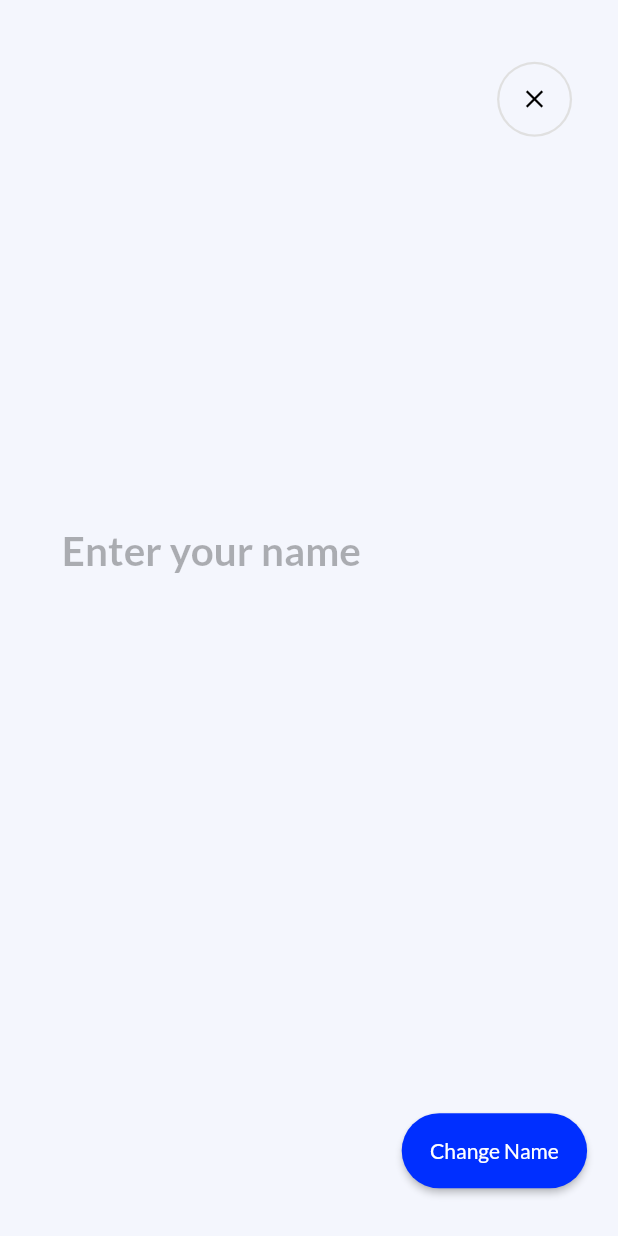
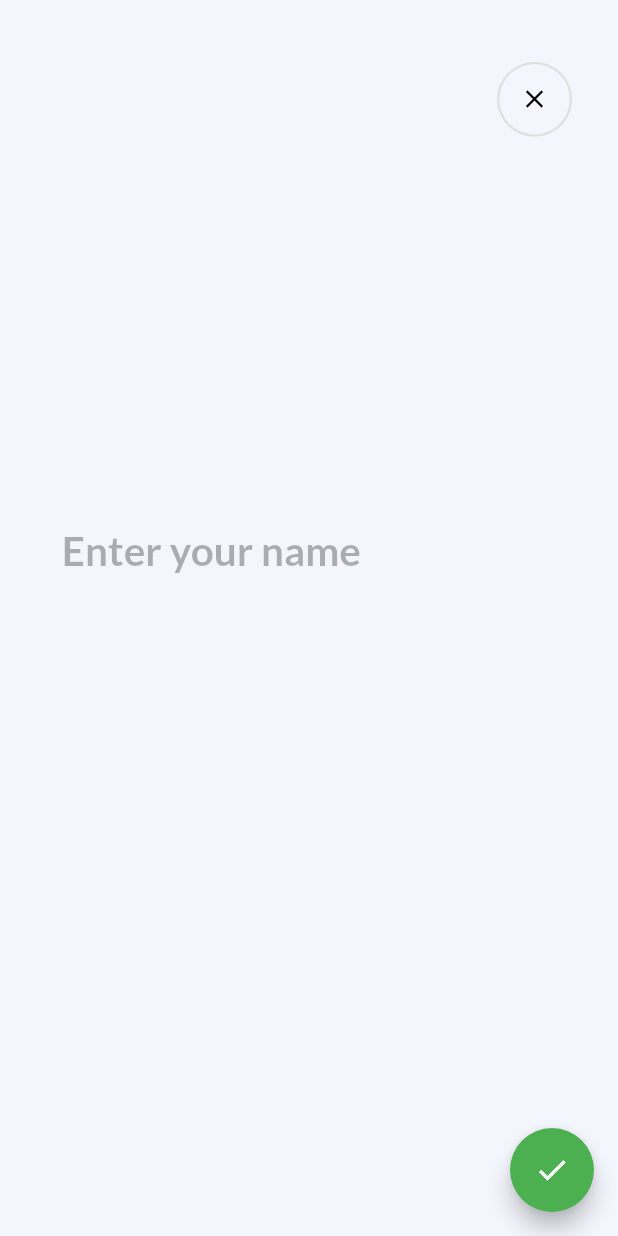
Before and after one commit to ProgRub/ProjetoSTI, a Flutter app: the InputScreen screen opened directly, on a phone screen of 412 x 824 dp. Run offline on Flutter 3.47's test engine with Material 2 defaults, Android fonts, the phone set to English and light mode, and no system bars; our stand-ins replace device_preview, font_awesome_flutter, google_fonts, image_picker, like_button, simple_animations and 1 more; missing offline and left inert: bubble_chart.

Commit message:
Correções

```diff
--- a/projeto_sti/lib/components/inputScreen.dart
+++ b/projeto_sti/lib/components/inputScreen.dart
@@ -1,5 +1,4 @@
 import 'package:flutter/material.dart';
-import 'package:google_fonts/google_fonts.dart';
 import 'package:projeto_sti/animation/fadeAnimation.dart';
 import 'package:projeto_sti/components/inputForm.dart';
 import 'package:projeto_sti/components/popupMessage.dart';
@@ -30,9 +29,13 @@ class InputState extends State<InputScreen> {
 
     return Scaffold(
       backgroundColor: const Color(0xffF4F6FD),
+      floatingActionButton: FloatingActionButton(
+        child: const Icon(Icons.check),
+        backgroundColor: Colors.green,
+        onPressed: editName,
+      ),
       body: SingleChildScrollView(
         physics: const BouncingScrollPhysics(),
-        child: SizedBox(
         child: Column(
           children: [
             FadeAnimation(
@@ -71,62 +74,8 @@ class InputState extends State<InputScreen> {
                 description: description,
                 onChangedDescription: (description) {
                   setState(() => this.description = description);
-                      })),
-              FadeAnimation(
-                  delay: 0.4,
-                  child: widget.text == null
-                      ? _buildButtonCreate(context)
-                      : _buildButtonSave(context))
-            ],
+                },
               ),
-        ),
-      ),
-    );
-  }
-
-  Widget _buildButtonCreate(BuildContext contex) {
-    var we = MediaQuery.of(context).size.width;
-    return Container(
-      width: we * 0.3,
-      height: 50,
-      margin: EdgeInsets.only(left: we * 0.6),
-      child: ElevatedButton(
-        onPressed: editName,
-        style: ElevatedButton.styleFrom(
-            primary: const Color(0xFF002FFF),
-            shape: RoundedRectangleBorder(
-                borderRadius: BorderRadius.circular(40))),
-        child: Row(
-          mainAxisAlignment: MainAxisAlignment.center,
-          children: [
-            Text(
-              "Change Name",
-              style: GoogleFonts.lato(color: Colors.white),
-            ),
-          ],
-        ),
-      ),
-    );
-  }
-
-  Widget _buildButtonSave(BuildContext contex) {
-    var we = MediaQuery.of(context).size.width;
-    return Container(
-      width: we * 0.3,
-      height: 50,
-      margin: EdgeInsets.only(left: we * 0.6),
-      child: ElevatedButton(
-        onPressed: editName,
-        style: ElevatedButton.styleFrom(
-            primary: const Color(0xFF002FFF),
-            shape: RoundedRectangleBorder(
-                borderRadius: BorderRadius.circular(40))),
-        child: Row(
-          mainAxisAlignment: MainAxisAlignment.center,
-          children: [
-            Text(
-              "Change Name",
-              style: GoogleFonts.lato(color: Colors.white),
             ),
           ],
         ),
```
Also changed, not shown: projeto_sti/lib/screens/mainScreen.dart (+5 -5 lines). Lines whose indentation alone changed are shown as unchanged.
